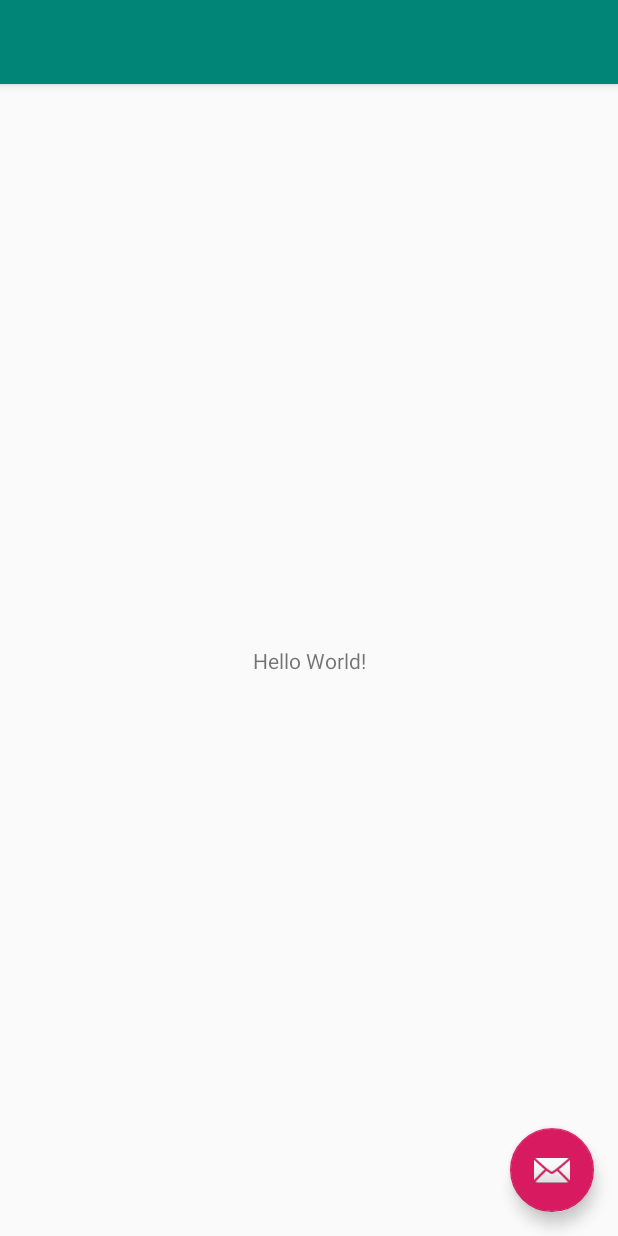
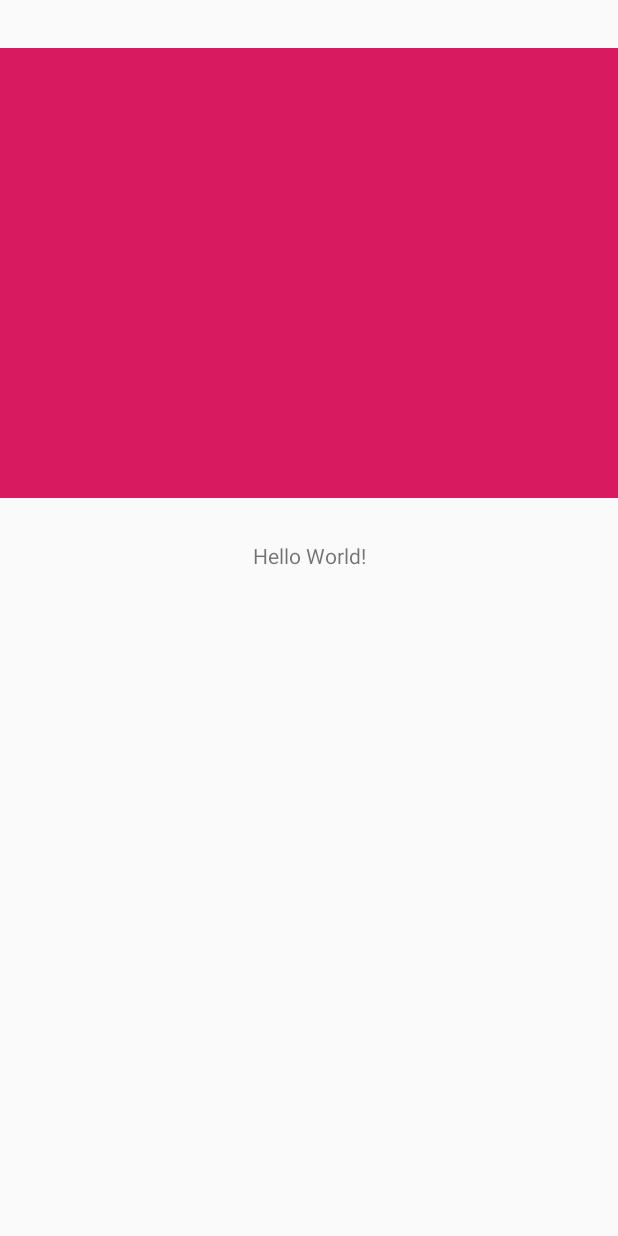
Before and after one commit to yukinon1212/YukinonsApplication, an Android app: the layout activity_main.xml on its own in the app's theme, with its tools: preview values and no code run, on a phone screen of 412 x 824 dp. Run offline under Robolectric (Android 15) with nearby library versions, the phone set to English and light mode, and no system bars.

Commit message:
WIP:構想中のデザイン

```diff
--- a/YukinonColorPicker/app/src/main/java/com/yukinonlab/yukinoncolorpicker/MainActivity.kt
+++ b/YukinonColorPicker/app/src/main/java/com/yukinonlab/yukinoncolorpicker/MainActivity.kt
@@ -13,12 +13,6 @@ class MainActivity : AppCompatActivity() {
     override fun onCreate(savedInstanceState: Bundle?) {
         super.onCreate(savedInstanceState)
         setContentView(R.layout.activity_main)
-        setSupportActionBar(toolbar)
-
-        fab.setOnClickListener { view ->
-            Snackbar.make(view, "Replace with your own action", Snackbar.LENGTH_LONG)
-                .setAction("Action", null).show()
-        }
     }
 
     override fun onCreateOptionsMenu(menu: Menu): Boolean {
--- a/YukinonColorPicker/app/src/main/res/layout/activity_main.xml
+++ b/YukinonColorPicker/app/src/main/res/layout/activity_main.xml
@@ -1,33 +1,11 @@
 <?xml version="1.0" encoding="utf-8"?>
-<androidx.coordinatorlayout.widget.CoordinatorLayout xmlns:android="http://schemas.android.com/apk/res/android"
+<androidx.constraintlayout.widget.ConstraintLayout
+    xmlns:android="http://schemas.android.com/apk/res/android"
     xmlns:app="http://schemas.android.com/apk/res-auto"
     xmlns:tools="http://schemas.android.com/tools"
     android:layout_width="match_parent"
-    android:layout_height="match_parent"
-    tools:context=".MainActivity">
-
-    <com.google.android.material.appbar.AppBarLayout
-        android:layout_width="match_parent"
-        android:layout_height="wrap_content"
-        android:theme="@style/AppTheme.AppBarOverlay">
-
-        <androidx.appcompat.widget.Toolbar
-            android:id="@+id/toolbar"
-            android:layout_width="match_parent"
-            android:layout_height="?attr/actionBarSize"
-            android:background="?attr/colorPrimary"
-            app:popupTheme="@style/AppTheme.PopupOverlay" />
-
-    </com.google.android.material.appbar.AppBarLayout>
+    android:layout_height="match_parent">
 
     <include layout="@layout/content_main" />
 
-    <com.google.android.material.floatingactionbutton.FloatingActionButton
-        android:id="@+id/fab"
-        android:layout_width="wrap_content"
-        android:layout_height="wrap_content"
-        android:layout_gravity="bottom|end"
-        android:layout_margin="@dimen/fab_margin"
-        app:srcCompat="@android:drawable/ic_dialog_email" />
-
-</androidx.coordinatorlayout.widget.CoordinatorLayout>
+</androidx.constraintlayout.widget.ConstraintLayout>
--- a/YukinonColorPicker/app/src/main/res/layout/content_main.xml
+++ b/YukinonColorPicker/app/src/main/res/layout/content_main.xml
@@ -15,6 +15,16 @@
         app:layout_constraintBottom_toBottomOf="parent"
         app:layout_constraintLeft_toLeftOf="parent"
         app:layout_constraintRight_toRightOf="parent"
-        app:layout_constraintTop_toTopOf="parent" />
+        app:layout_constraintTop_toBottomOf="@+id/view"
+        app:layout_constraintVertical_bias="0.060000002" />
+
+    <View
+        android:id="@+id/view"
+        android:layout_width="match_parent"
+        android:layout_height="300dp"
+        android:layout_marginTop="32dp"
+        android:background="@color/colorAccent"
+        app:layout_constraintTop_toTopOf="parent"
+        tools:layout_editor_absoluteX="0dp" />
 
 </androidx.constraintlayout.widget.ConstraintLayout>
```
